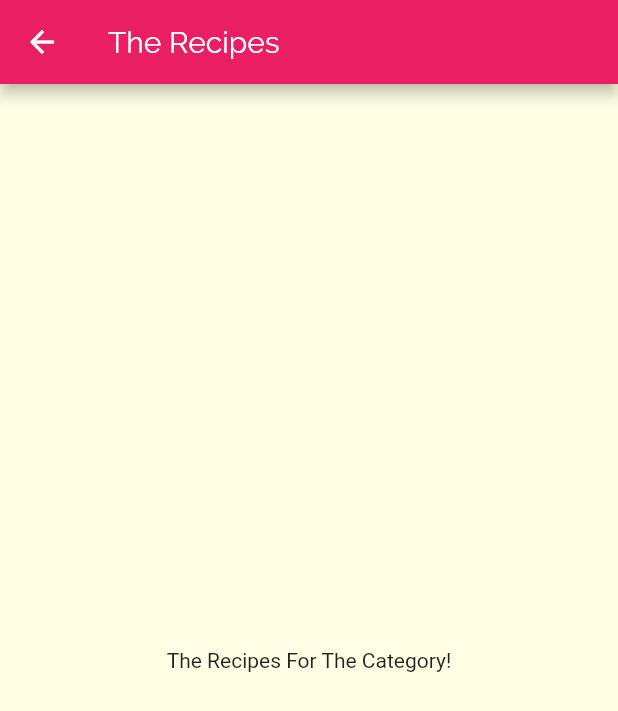
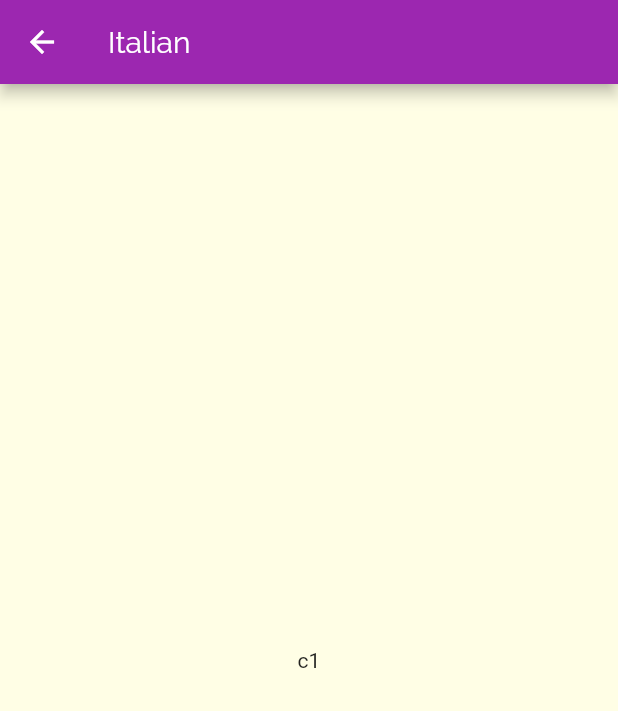
Before and after one commit to br4dd/meals_app, a Flutter app: the screen it shows after launch, after a tap on "Italian", on a phone screen of 412 x 824 dp. Shown: the top 711 px of the screen. Run offline on Flutter 3.47's test engine with Material 2 defaults, Android fonts, the phone set to English and light mode, and no system bars.

```diff
--- a/lib/categories_screen.dart
+++ b/lib/categories_screen.dart
@@ -23,6 +23,7 @@ class CategoriesScreen extends StatelessWidget {
         children: DUMMY_CATEGORIES
             .map((categoryData) => CategoryItem(
                   // temporary variable to pass it on CategoryItem class
+                  categoryData.id,
                   categoryData.title,
                   categoryData.color,
                 ))
--- a/lib/category_item.dart
+++ b/lib/category_item.dart
@@ -2,10 +2,11 @@ import 'package:flutter/material.dart';
 import './category_meals_screen.dart';
 
 class CategoryItem extends StatelessWidget {
+  final String id;
   final String title;
   final Color color;
 
-  CategoryItem(this.title, this.color);
+  CategoryItem(this.id, this.title, this.color);
 
   // to navigate certain item
   void selectCategory(BuildContext ctx) {
@@ -13,7 +14,11 @@ class CategoryItem extends StatelessWidget {
       MaterialPageRoute(
         builder: (_) {
           // new screen
-          return CategoryMealsScreen();
+          return CategoryMealsScreen(
+            id,
+            title,
+            color,
+          );
         },
       ),
     );
--- a/lib/category_meals_screen.dart
+++ b/lib/category_meals_screen.dart
@@ -1,14 +1,21 @@
 import 'package:flutter/material.dart';
 
 class CategoryMealsScreen extends StatelessWidget {
+  final String categoryId;
+  final String categoryTitle;
+  final Color categoryColor;
+  // to get the id, title, color
+  CategoryMealsScreen(this.categoryId, this.categoryTitle, this.categoryColor);
+
   @override
   Widget build(BuildContext context) {
     return Scaffold(
       appBar: AppBar(
-        title: Text('The Recipes'),
+        title: Text(categoryTitle),
+        backgroundColor: categoryColor,
       ),
       body: Center(
-        child: Text('The Recipes For The Category!'),
+        child: Text(categoryId),
       ),
     );
   }
```
